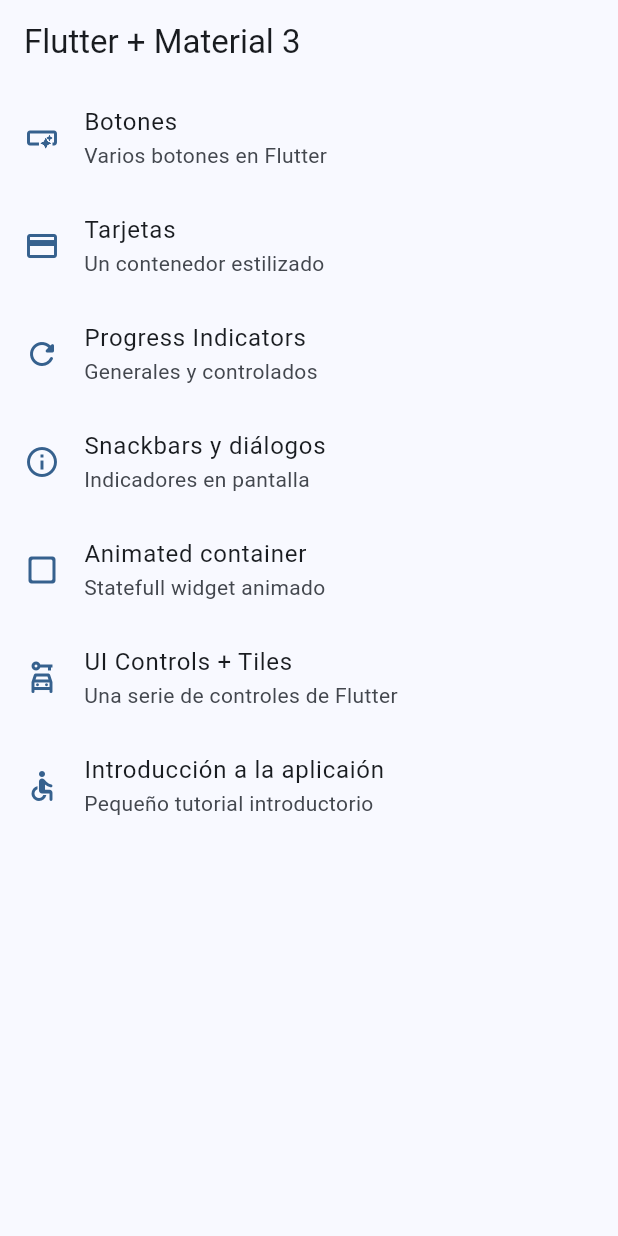
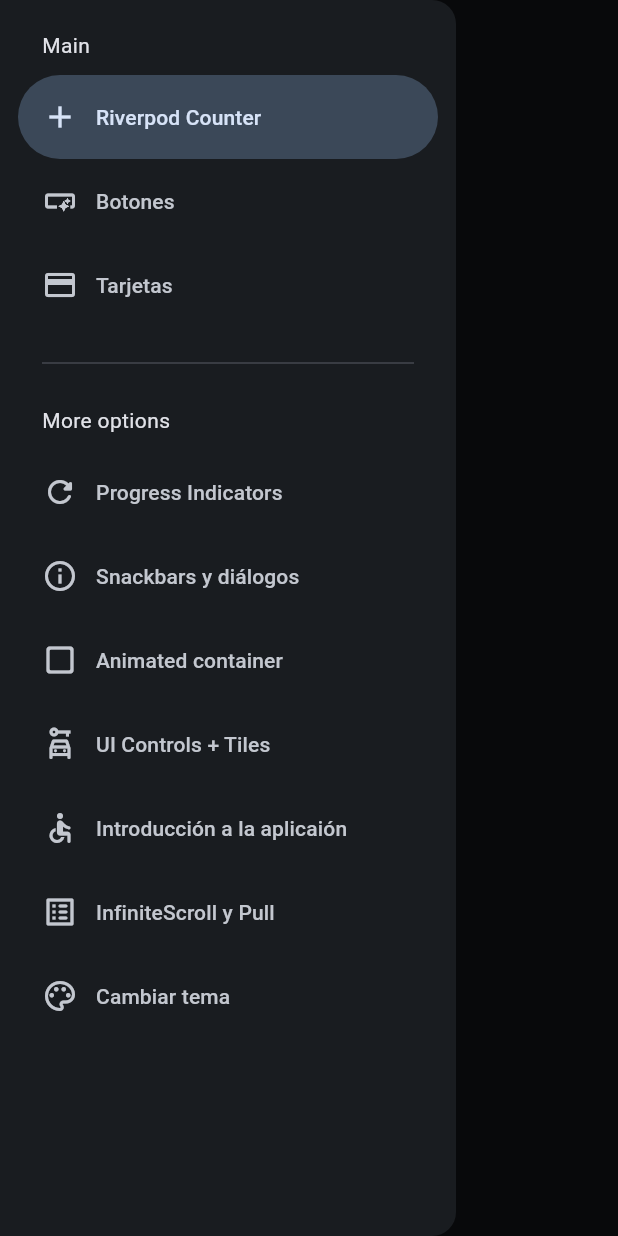
Before and after one commit to aguerrero2016/widgets_app, a Flutter app: the screen it shows after launch, with the side drawer open (before the commit the screen has no drawer), on a phone screen of 412 x 824 dp. Run offline on Flutter 3.47's test engine with Material 2 defaults, Android fonts, the phone set to English and light mode, and no system bars; our stand-ins replace animate_do, flutter_riverpod, go_router.

Commit message:
antes de state notifier

```diff
--- a/lib/config/menu/menu_items.dart
+++ b/lib/config/menu/menu_items.dart
@@ -15,6 +15,13 @@ class MenuItem {
 }
 
 const appMenuItems = <MenuItem>[
+  MenuItem(
+    title: 'Riverpod Counter',
+    subTitle: 'Introducción a Riverpod',
+    link: '/counter-river',
+    icon: Icons.add
+  ),
+
   MenuItem(
     title: 'Botones',
     subTitle: 'Varios botones en Flutter',
@@ -64,5 +71,21 @@ const appMenuItems = <MenuItem>[
     icon: Icons.accessible_rounded
   ),
 
+  MenuItem(
+    title: 'InfiniteScroll y Pull',
+    subTitle: 'Listas infinitas y pull to refresh ',
+    link: '/infinite',
+    icon: Icons.list_alt_rounded
+  ),
+
+  MenuItem(
+    title: 'Cambiar tema',
+    subTitle: 'Cambiar tema de la aplicación ',
+    link: '/theme-changer',
+    icon: Icons.color_lens_outlined
+  ),
+
+
+
 
 ];
--- a/lib/config/router/app_router.dart
+++ b/lib/config/router/app_router.dart
@@ -51,5 +51,23 @@ final appRouter = GoRouter(
       name: AppTutorialScreen.name,
       builder: (context, state) => const AppTutorialScreen(),
     ),
+
+    GoRoute(
+      path: '/infinite',
+      name: InfiniteScrollScreen.name,
+      builder: (context, state) => const InfiniteScrollScreen(),
+    ),
+
+    GoRoute(
+      path: '/counter-river',
+      name: CounterScreen.name,
+      builder: (context, state) => const CounterScreen(),
+    ),
+
+    GoRoute(
+      path: '/theme-changer',
+      name: ThemeChangerScreen.name,
+      builder: (context, state) => const ThemeChangerScreen(),
+    ),
   ],
 );
--- a/lib/config/theme/app_theme.dart
+++ b/lib/config/theme/app_theme.dart
@@ -14,15 +14,18 @@ const colorList = <Color>[
 
 class AppTheme {
   final int selectedColor;
+  final bool isDarkmode;
 
   AppTheme({
     this.selectedColor = 0,
+    this.isDarkmode = false,
   })  : assert(selectedColor >= 0, 'El color debe ser mayor a 0'),
         assert(selectedColor < colorList.length,
             'El color debe ser menor o igual a ${(colorList.length - 1)}}');
 
   ThemeData getTheme() => ThemeData(
       useMaterial3: true,
+      brightness: isDarkmode ? Brightness.dark: Brightness.light,
       colorSchemeSeed: colorList[selectedColor],
       appBarTheme: const AppBarTheme(
         centerTitle: false,
--- a/lib/main.dart
+++ b/lib/main.dart
@@ -1,22 +1,27 @@
 import 'package:flutter/material.dart';
+import 'package:flutter_riverpod/flutter_riverpod.dart';
 import 'package:widgets_app/config/router/app_router.dart';
 import 'package:widgets_app/config/theme/app_theme.dart';
+import 'package:widgets_app/presentation/providers/theme_provider.dart';
 
 void main() {
-  runApp(const MainApp());
+  runApp(ProviderScope(child: MainApp()));
 }
 
-class MainApp extends StatelessWidget {
+class MainApp extends ConsumerWidget {
+
+
   const MainApp({super.key});
 
   @override
-  Widget build(BuildContext context) {
+  Widget build(BuildContext context, ref) {
+    final isDarkMode = ref.watch(isDarkModeProvider);
+    final int selectedColor = ref.watch(selectedColorProvider);
     return MaterialApp.router(
       title: 'Flutter widgets',
       routerConfig: appRouter,
       debugShowCheckedModeBanner: false,
-      theme: AppTheme(selectedColor: 0).getTheme(),
-
+      theme: AppTheme(selectedColor: selectedColor, isDarkmode: isDarkMode).getTheme(),
     );
   }
 }
--- /dev/null
+++ b/lib/presentation/providers/counter_provider.dart
@@ -0,0 +1,3 @@
+import 'package:flutter_riverpod/flutter_riverpod.dart';
+
+final counterProvider = StateProvider((ref) => 5);
--- /dev/null
+++ b/lib/presentation/providers/theme_provider.dart
@@ -0,0 +1,13 @@
+
+import 'package:flutter_riverpod/flutter_riverpod.dart';
+import 'package:widgets_app/config/theme/app_theme.dart';
+
+// Listado de colores inmutable
+final colorListProvider = Provider((ref) => colorList);
+
+// Un simple booleano
+final isDarkModeProvider = StateProvider((ref) => true);
+
+// Un simple entero
+
+final selectedColorProvider = StateProvider((ref) => 0);
--- a/lib/presentation/screens/home/home_screen.dart
+++ b/lib/presentation/screens/home/home_screen.dart
@@ -1,20 +1,23 @@
 import 'package:flutter/material.dart';
 import 'package:go_router/go_router.dart';
 import 'package:widgets_app/config/menu/menu_items.dart';
+import 'package:widgets_app/presentation/widgets/side_menu.dart';
 
 class HomeScreen extends StatelessWidget {
-
-  static const String name  = 'home_screen';
+  static const String name = 'home_screen';
 
   const HomeScreen({super.key});
 
   @override
   Widget build(BuildContext context) {
+    final scaffoldKey = GlobalKey<ScaffoldState>();
     return Scaffold(
+      key: scaffoldKey,
       appBar: AppBar(
         title: const Text('Flutter + Material 3'),
       ),
       body: const _HomeView(),
+      drawer: SideMenu(scaffoldKey: scaffoldKey),
     );
   }
 }
--- a/lib/presentation/screens/screens.dart
+++ b/lib/presentation/screens/screens.dart
@@ -2,8 +2,10 @@ export 'package:widgets_app/presentation/screens/animated/animated_screen.dart';
 export 'package:widgets_app/presentation/screens/app_tutorial/app_tutorial_screen.dart';
 export 'package:widgets_app/presentation/screens/buttons/buttons_screen.dart';
 export 'package:widgets_app/presentation/screens/cards/cards_screen.dart';
+export 'package:widgets_app/presentation/screens/counter/counter_screen.dart';
 export 'package:widgets_app/presentation/screens/home/home_screen.dart';
 export 'package:widgets_app/presentation/screens/infinite_scroll/infinite_scroll_screen.dart';
 export 'package:widgets_app/presentation/screens/progress/progress_screen.dart';
 export 'package:widgets_app/presentation/screens/snackbar/snackbar_screen.dart';
+export 'package:widgets_app/presentation/screens/theme_changer/theme_changer.dart';
 export 'package:widgets_app/presentation/screens/ui_controls/ui_controls_screen.dart';
--- /dev/null
+++ b/lib/presentation/widgets/side_menu.dart
@@ -0,0 +1,60 @@
+import 'package:flutter/material.dart';
+import 'package:go_router/go_router.dart';
+import 'package:widgets_app/config/menu/menu_items.dart';
+
+class SideMenu extends StatefulWidget {
+
+  final GlobalKey<ScaffoldState> scaffoldKey;
+  const SideMenu({super.key, required this.scaffoldKey});
+
+  @override
+  State<SideMenu> createState() => _SideMenuState();
+}
+
+class _SideMenuState extends State<SideMenu> {
+  int navDrawerIndex = 0;
+  @override
+  Widget build(BuildContext context) {
+    final hasNotch = MediaQuery.of(context).viewPadding.top > 35;
+
+    return NavigationDrawer(
+      selectedIndex: navDrawerIndex,
+      onDestinationSelected: (value) {
+        setState(() {
+          navDrawerIndex = value;
+        });
+
+        final menuItem = appMenuItems[value];
+        context.push(menuItem.link);
+        widget.scaffoldKey.currentState?.closeDrawer();
+
+      },
+      children: [
+        Padding(
+          padding: EdgeInsets.fromLTRB(28, hasNotch ? 0 : 20, 16, 10),
+          child: const Text('Main'),
+        ),
+        ...appMenuItems.sublist(0, 3).map(
+              (item) => NavigationDrawerDestination(
+                icon: Icon(item.icon),
+                label: Text(item.title),
+              ),
+            ),
+        const Padding(
+          padding: EdgeInsets.fromLTRB(28, 16, 28, 10),
+          child: Divider(),
+        ),
+        const Padding(
+          padding: EdgeInsets.fromLTRB(28, 10, 16, 10),
+          child: Text('More options'),
+        ),
+        ...appMenuItems.sublist(3).map(
+              (item) => NavigationDrawerDestination(
+                icon: Icon(item.icon),
+                label: Text(item.title),
+              ),
+            ),
+      ],
+    );
+  }
+}
--- a/pubspec.yaml
+++ b/pubspec.yaml
@@ -10,6 +10,7 @@ dependencies:
   animate_do: ^3.0.2
   flutter:
     sdk: flutter
+  flutter_riverpod: ^2.3.6
   go_router: ^9.0.0
 
 dev_dependencies:
```
Also changed, not shown: lib/presentation/screens/counter/counter_screen.dart (added, +45 -0 lines), lib/presentation/screens/infinite_scroll/infinite_scroll_screen.dart (+122 -2 lines), lib/presentation/screens/theme_changer/theme_changer.dart (added, +60 -0 lines), pubspec.lock.
